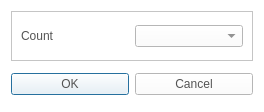
The window that CaX/dialog/limitcountdialog.ui (fsest4u/CaX_03) describes before a commit, drawn with Qt 5.
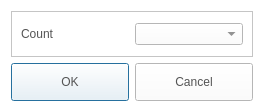
The same window after the commit. Icons and pictures are not drawn.

Patch:
```diff
--- a/CaX/dialog/limitcountdialog.ui
+++ b/CaX/dialog/limitcountdialog.ui
@@ -71,15 +71,16 @@
      <property name="minimumSize">
       <size>
        <width>0</width>
-       <height>34</height>
+       <height>0</height>
       </size>
      </property>
      <property name="styleSheet">
       <string notr="true">QPushButton
 {
-  border-image: url(&quot;:/resource/audiocd-popup-btn110-ok-n.png&quot;);
-width: 110px;
-color: rgb(84, 84, 84)
+	border-image: url(&quot;:/resource/audiocd-popup-btn110-ok-n.png&quot;);
+	width: 110px;
+	height: 30px;
+	color: rgb(84, 84, 84)
 }
 
 QPushButton:hover
```
Left out of the diff: 7 changed lines with no effect on the pictures.
